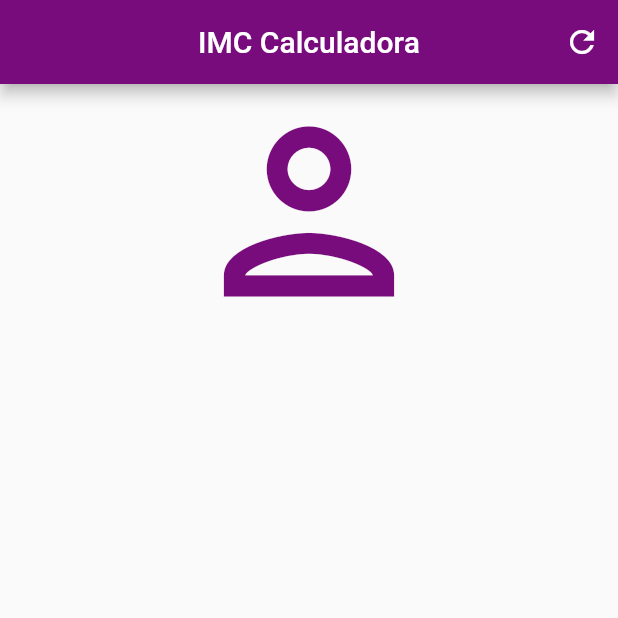
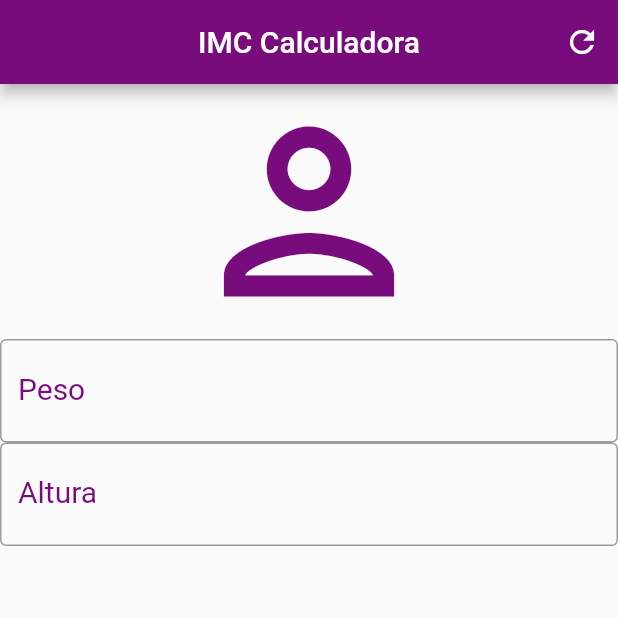
Before and after one commit to Natanaelforte/flutterIMC, a Flutter app: the screen it shows after launch, on a phone screen of 412 x 824 dp, the top half of it. Run offline on Flutter 3.47's test engine with Material 2 defaults, Android fonts, the phone set to English and light mode, and no system bars.

Commit message:
first commit

```diff
--- a/lib/main.dart
+++ b/lib/main.dart
@@ -19,10 +19,32 @@ class MeuApp extends StatelessWidget{
         ),
         body: Column(
           crossAxisAlignment: CrossAxisAlignment.stretch,
-          children: [
+          children: const [
             Icon( Icons.person_outlined,
             size: 170.0,
-            color: Color.fromARGB(255, 120, 12, 124),)
+            color: Color.fromARGB(255, 120, 12, 124),),
+            TextField(
+              decoration: InputDecoration(
+                labelText: 'Peso',
+                labelStyle: TextStyle(
+                  color: Color.fromARGB(255, 120, 12, 124),
+                  fontSize: 20.0),
+                border: OutlineInputBorder(),
+              ),
+              style: TextStyle(color: Colors.black, fontSize: 25.0),
+              keyboardType: TextInputType.number,
+            ),
+            TextField(
+              decoration: InputDecoration(
+                labelText: 'Altura',
+                labelStyle: TextStyle(
+                  color: Color.fromARGB(255, 120, 12, 124),
+                  fontSize: 20.0),
+                border: OutlineInputBorder(),
+              ),
+              style: TextStyle(color: Colors.black, fontSize: 25.0),
+              keyboardType: TextInputType.number,
+            )
           ],
         ),
       ),
```
